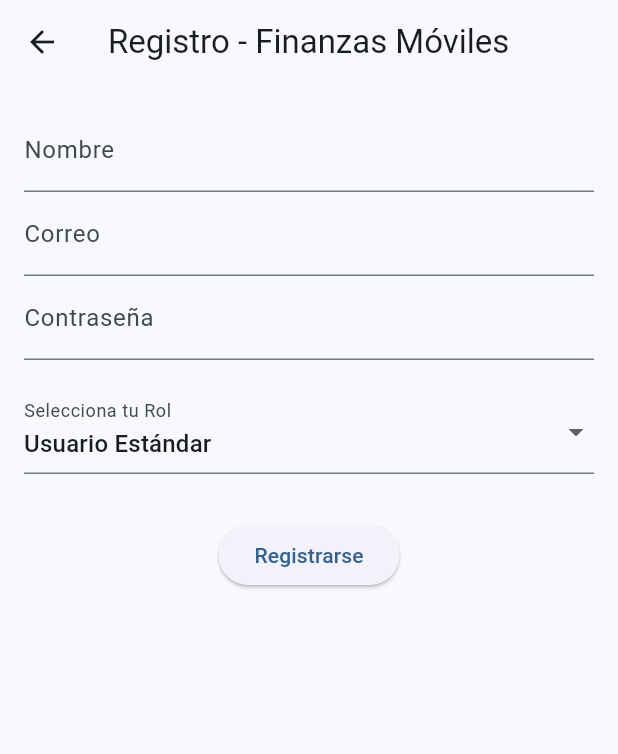
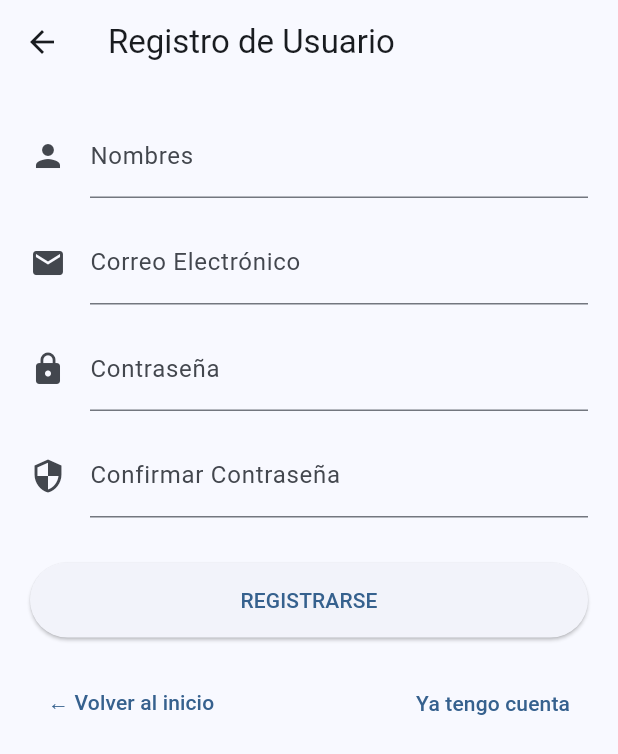
Before and after one commit to ls-tacob/finanzas_moviles, a Flutter app: the RegisterScreen screen opened directly, on a phone screen of 412 x 824 dp. Shown: the top 754 px of the screen. Run offline on Flutter 3.47's test engine with Material 3 defaults, Android fonts, the phone set to English and light mode, and no system bars; our stand-ins replace flutter_dotenv, sqflite; accounts and stored records are empty.

Commit message:
feat funcionalidades semana 7 y 8

```diff
--- a/lib/data/repositories/auth_repository_impl.dart
+++ b/lib/data/repositories/auth_repository_impl.dart
@@ -1,4 +1,3 @@
-import '../../domain/entities/usuario.dart';
 import '../local/database_helper.dart';
 
 class AuthRepositoryImpl {
--- a/lib/main.dart
+++ b/lib/main.dart
@@ -1,3 +1,4 @@
+import 'package:finanzas_moviles/presentation/screens/onboarding_screen.dart';
 import 'package:flutter/material.dart';
 import 'package:flutter_dotenv/flutter_dotenv.dart';
 import 'presentation/screens/login_screen.dart'; // Importa el Login
@@ -22,7 +23,7 @@ class FinanzasApp extends StatelessWidget {
         colorScheme: ColorScheme.fromSeed(seedColor: Colors.blue),
         useMaterial3: true,
       ),
-      home: const LoginScreen(), // Arrancamos aquí
+      home: const OnboardingScreen(), // Arrancamos aquí
     );
   }
 }
--- a/lib/presentation/screens/register_screen.dart
+++ b/lib/presentation/screens/register_screen.dart
@@ -1,105 +1,163 @@
-import 'package:finanzas_moviles/presentation/screens/home_screen.dart';
 import 'package:flutter/material.dart';
-// IMPORTANTE: Asegúrate de que esta ruta sea la correcta según tu carpeta
-import '../../data/repositories/auth_repository_impl.dart';
+import 'package:flutter/services.dart'; // Para el filtro de no números
+import 'dart:async';
+import 'home_screen.dart';
+import 'login_screen.dart';
+import 'onboarding_screen.dart';
 
 class RegisterScreen extends StatefulWidget {
   const RegisterScreen({super.key});
-
   @override
   State<RegisterScreen> createState() => _RegisterScreenState();
 }
 
 class _RegisterScreenState extends State<RegisterScreen> {
-  final List<String> _roles = ['Usuario Estándar', 'Administrador'];
-  String _selectedRole = 'Usuario Estándar';
+  final _formKey = GlobalKey<FormState>();
 
-  // Controladores para capturar el texto
+  // 1. TODOS LOS CONTROLADORES DEFINIDOS AQUÍ
   final _nombreController = TextEditingController();
   final _correoController = TextEditingController();
   final _passController = TextEditingController();
+  final _confirmPassController = TextEditingController();
+
+  bool _isEmailChecking = false;
 
   @override
   void dispose() {
-    // Es buena práctica limpiar los controladores al cerrar la pantalla
+    // 2. LIMPIEZA DE MEMORIA
     _nombreController.dispose();
     _correoController.dispose();
     _passController.dispose();
+    _confirmPassController.dispose();
     super.dispose();
   }
 
   @override
   Widget build(BuildContext context) {
     return Scaffold(
-      appBar: AppBar(title: const Text('Registro - Finanzas Móviles')),
-      body: Padding(
-        padding: const EdgeInsets.all(16.0),
+      appBar: AppBar(title: const Text("Registro de Usuario")),
+      body: Form(
+        key: _formKey,
         child: SingleChildScrollView(
-          // Añadido por si el teclado tapa los campos
+          padding: const EdgeInsets.all(20),
           child: Column(
             children: [
-              // Quitamos el 'const' y añadimos el 'controller'
-              TextField(
+              // --- CAMPO NOMBRE ---
+              TextFormField(
                 controller: _nombreController,
-                decoration: const InputDecoration(labelText: 'Nombre'),
+                inputFormatters: [
+                  FilteringTextInputFormatter.allow(RegExp(r'[a-zA-Z\s]')),
+                ],
+                decoration: const InputDecoration(
+                  labelText: "Nombres",
+                  icon: Icon(Icons.person),
+                  hintText: "Solo letras",
+                ),
+                validator: (val) {
+                  if (val == null || val.isEmpty)
+                    return "El nombre es obligatorio";
+                  if (val.length < 3) return "Nombre demasiado corto";
+                  return null;
+                },
               ),
-              TextField(
+              const SizedBox(height: 15),
+
+              // --- CAMPO CORREO ---
+              TextFormField(
                 controller: _correoController,
-                decoration: const InputDecoration(labelText: 'Correo'),
+                keyboardType: TextInputType.emailAddress,
+                decoration: InputDecoration(
+                  labelText: "Correo Electrónico",
+                  icon: const Icon(Icons.email),
+                  suffixIcon: _isEmailChecking
+                      ? const SizedBox(
+                          width: 20,
+                          height: 20,
+                          child: CircularProgressIndicator(strokeWidth: 2),
+                        )
+                      : null,
+                ),
+                validator: (val) {
+                  if (val == null || val.isEmpty) return "Ingrese un correo";
+                  if (!val.contains('@')) return "Formato de correo incorrecto";
+                  return null;
+                },
               ),
-              TextField(
+              const SizedBox(height: 15),
+
+              // --- CAMPO CONTRASEÑA ---
+              TextFormField(
                 controller: _passController,
-                decoration: const InputDecoration(labelText: 'Contraseña'),
                 obscureText: true,
+                decoration: const InputDecoration(
+                  labelText: "Contraseña",
+                  icon: Icon(Icons.lock),
+                ),
+                validator: (val) {
+                  if (val == null || val.length < 8)
+                    return "Mínimo 8 caracteres";
+                  return null;
+                },
               ),
-              const SizedBox(height: 20),
-              DropdownButtonFormField<String>(
-                initialValue: _selectedRole,
-                items: _roles
-                    .map(
-                      (role) =>
-                          DropdownMenuItem(value: role, child: Text(role)),
-                    )
-                    .toList(),
-                onChanged: (val) => setState(() => _selectedRole = val!),
+              const SizedBox(height: 15),
+
+              // --- CAMPO CONFIRMAR ---
+              TextFormField(
+                controller: _confirmPassController,
+                obscureText: true,
                 decoration: const InputDecoration(
-                  labelText: 'Selecciona tu Rol',
+                  labelText: "Confirmar Contraseña",
+                  icon: Icon(Icons.security),
+                ),
+                validator: (val) {
+                  if (val != _passController.text)
+                    return "Las contraseñas no coinciden";
+                  return null;
+                },
+              ),
+
+              const SizedBox(height: 30),
+
+              // --- BOTÓN REGISTRARSE ---
+              SizedBox(
+                width: double.infinity,
+                height: 50,
+                child: ElevatedButton(
+                  onPressed: () {
+                    if (_formKey.currentState!.validate()) {
+                      ScaffoldMessenger.of(context).showSnackBar(
+                        const SnackBar(content: Text("¡Registro exitoso!")),
+                      );
+                      // Aquí podrías navegar al Home
+                    }
+                  },
+                  child: const Text("REGISTRARSE"),
                 ),
               ),
-              const SizedBox(height: 30),
-              ElevatedButton(
-                onPressed: () async {
-                  final repo = AuthRepositoryImpl();
 
-                  // 1. Guardamos en la base de datos
-                  await repo.registrarUsuario(
-                    _nombreController.text,
-                    _correoController.text,
-                    _passController.text,
-                    _selectedRole,
-                  );
+              const SizedBox(height: 20),
 
-                  if (mounted) {
-                    ScaffoldMessenger.of(context).showSnackBar(
-                      SnackBar(
-                        content: Text(
-                          '¡Bienvenido ${_nombreController.text}! Sesión iniciada como $_selectedRole',
-                        ),
-                      ),
-                    );
-
-                    // 2. NAVEGACIÓN DIRECTA AL HOME
-                    // Usamos pushAndRemoveUntil para que el usuario no pueda darle "atrás" y volver al registro
-                    Navigator.pushAndRemoveUntil(
+              // --- BOTONES DE NAVEGACIÓN INFERIOR ---
+              Row(
+                mainAxisAlignment: MainAxisAlignment.spaceBetween,
+                children: [
+                  TextButton(
+                    onPressed: () => Navigator.pushReplacement(
                       context,
                       MaterialPageRoute(
-                        builder: (context) => const HomeScreen(),
+                        builder: (_) => const OnboardingScreen(),
                       ),
-                      (route) => false, // Esto borra el historial de pantallas
-                    );
-                  }
-                },
-                child: const Text('Registrarse'),
+                    ),
+                    child: const Text("← Volver al inicio"),
+                  ),
+                  TextButton(
+                    onPressed: () => Navigator.pushReplacement(
+                      context,
+                      MaterialPageRoute(builder: (_) => const LoginScreen()),
+                    ),
+                    child: const Text("Ya tengo cuenta"),
+                  ),
+                ],
               ),
             ],
           ),
--- a/pubspec.yaml
+++ b/pubspec.yaml
@@ -37,6 +37,7 @@ dependencies:
   # The following adds the Cupertino Icons font to your application.
   # Use with the CupertinoIcons class for iOS style icons.
   cupertino_icons: ^1.0.8
+  flutter_riverpod: ^3.2.1
 
 dev_dependencies:
   flutter_test:
```
Also changed, not shown: lib/presentation/screens/login_screen.dart (+38 -12 lines), lib/presentation/screens/onboarding_screen.dart (added, +112 -0 lines), pubspec.lock, 1 other file.
